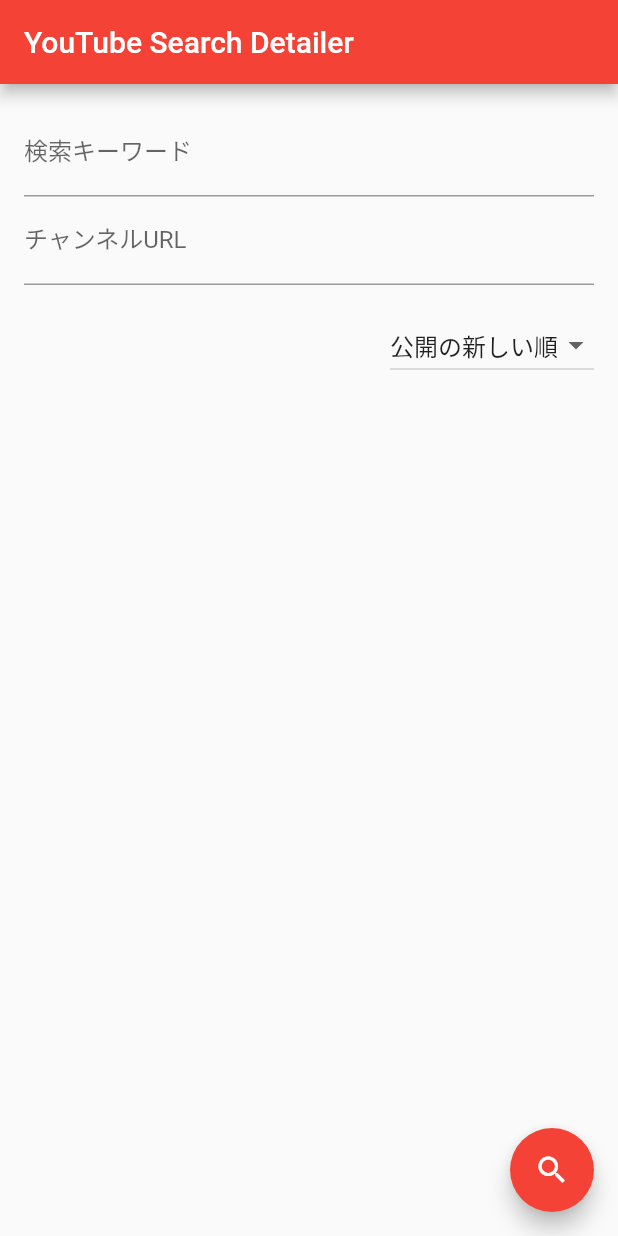
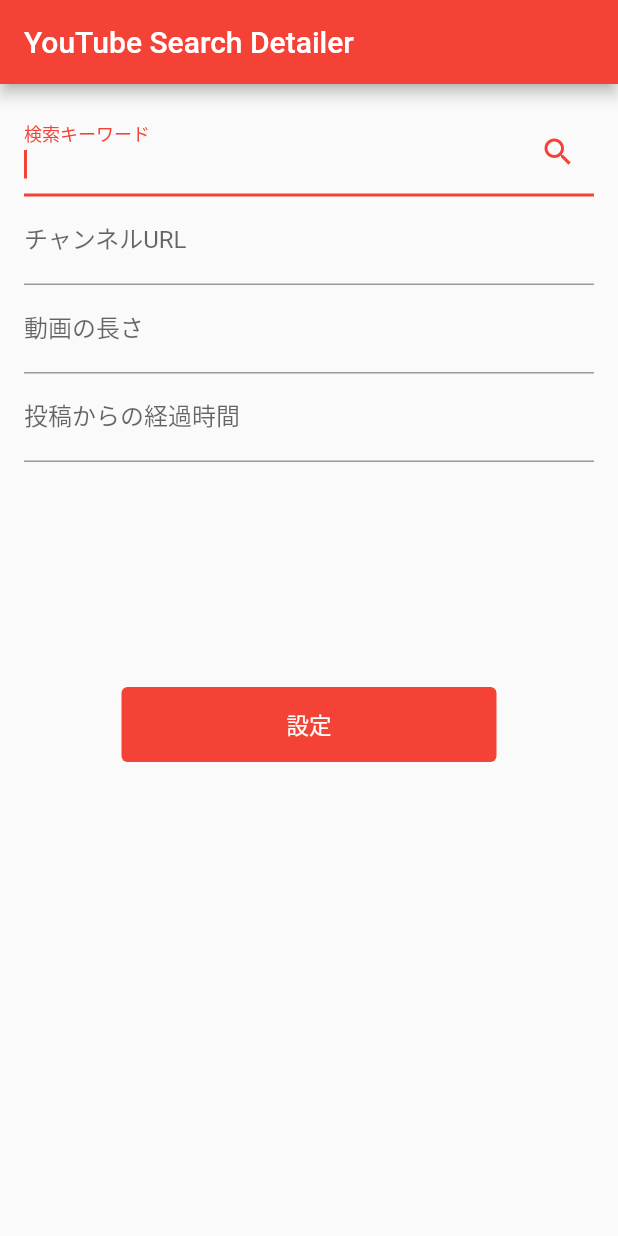
Before and after one commit to krazy-movers/YouTube-Search-Detailer, a Flutter app: the screen it shows after launch, on a phone screen of 412 x 824 dp. Run offline on Flutter 3.47's test engine with Material 2 defaults, Android fonts, the phone set to English and light mode, and no system bars.

Commit message:
検索キーワードを遷移先の画面に引き継ぐ

```diff
--- a/lib/main.dart
+++ b/lib/main.dart
@@ -29,8 +29,7 @@ class MyHomePage extends StatefulWidget {
 }
 
 class _MyHomePageState extends State<MyHomePage> {
-  String _sortMode = 'new';
-
+  final keywordController = TextEditingController();
   @override
   Widget build(BuildContext context) {
     return Scaffold(
@@ -41,58 +40,70 @@ class _MyHomePageState extends State<MyHomePage> {
         padding: const EdgeInsets.all(16),
         child: Column(
           children: [
-            const TextField(
-              decoration: InputDecoration(labelText: '検索キーワード'),
-            ),
+            TextField(
+                controller: keywordController,
+                autofocus: true,
+                decoration: InputDecoration(
+                  labelText: '検索キーワード',
+                  suffixIcon: IconButton(
+                    icon: const Icon(Icons.search),
+                    onPressed: () {
+                      final text = keywordController.text;
+                      if (text.isNotEmpty) {
+                        final snackBar = SnackBar(
+                          content: Text('$text検索します'),
+                        );
+                        ScaffoldMessenger.of(context).showSnackBar(snackBar);
+                        Navigator.push(
+                          context,
+                          MaterialPageRoute(
+                            builder: (context) => SearchResultPage(text),
+                          ),
+                        );
+                      }
+                    },
+                  ),
+                )),
             const TextField(
               decoration: InputDecoration(labelText: 'チャンネルURL'),
             ),
-            Container(
-              padding: const EdgeInsets.only(top: 16),
-              child: Align(
-                alignment: Alignment.topRight,
-                child: DropdownButton(
-                  items: const [
-                    DropdownMenuItem(
-                      value: 'new',
-                      child: Text('公開の新しい順'),
-                    ),
-                    DropdownMenuItem(
-                      value: 'old',
-                      child: Text('公開の古い順'),
-                    )
-                  ],
-                  onChanged: (String? value) {
-                    setState(() {
-                      _sortMode = value!;
-                    });
-                  },
-                  value: _sortMode,
-                ),
+            const TextField(
+              decoration: InputDecoration(labelText: '動画の長さ'),
+            ),
+            const TextField(
+              decoration: InputDecoration(labelText: '投稿からの経過時間'),
+            ),
+            SizedBox(
+              height: 200,
+              child: Column(
+                mainAxisAlignment: MainAxisAlignment.end,
+                children: [
+                  TextButton(
+                      onPressed: () {
+                        const snackBar = SnackBar(
+                          content: Text('設定ボタンが押下されました'),
+                        );
+                        ScaffoldMessenger.of(context).showSnackBar(snackBar);
+                      },
+                      style: TextButton.styleFrom(
+                        foregroundColor: Colors.white,
+                        backgroundColor: Colors.red,
+                        fixedSize: const Size(250, 50),
+                      ),
+                      child: const Text('設定', style: TextStyle(fontSize: 15)))
+                ],
               ),
-            ),
+            )
           ],
         ),
-      ),
-      floatingActionButton: FloatingActionButton(
-        tooltip: 'search',
-        child: const Icon(Icons.search),
-        onPressed: () {
-          // todo: 検索処理
-          Navigator.push(
-            context,
-            MaterialPageRoute(
-              builder: (context) => const SearchResultPage(),
-            ),
-          );
-        },
       ),
     );
   }
 }
 
 class SearchResultPage extends StatefulWidget {
-  const SearchResultPage({super.key});
+  String searchWord;
+  SearchResultPage(this.searchWord, {super.key});
 
   @override
   State<SearchResultPage> createState() => _SearchResultPageState();
@@ -108,8 +119,8 @@ class _SearchResultPageState extends State<SearchResultPage> {
       body: Container(
         padding: const EdgeInsets.all(16),
         child: Column(
-          children: const [
-            Text('検索結果'),
+          children: [
+            Text(widget.searchWord),
           ],
         ),
       ),
```
